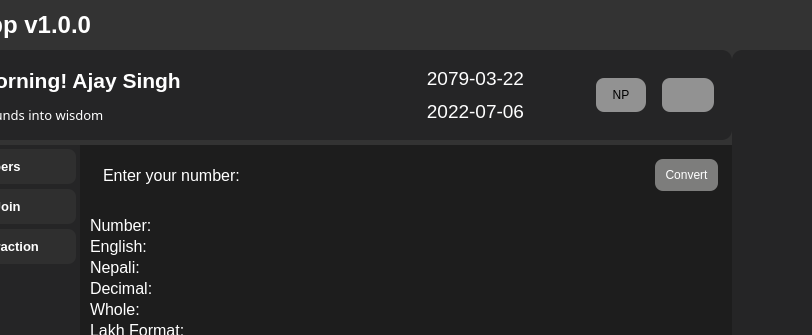
Above: assets/UI/Interface.ui from mentormaya/Maya-Utility-App before the change; both pictures show x 193 to 1005 and y 0 to 335 of the 1100 by 700 pixel window. Below: the same form after it.
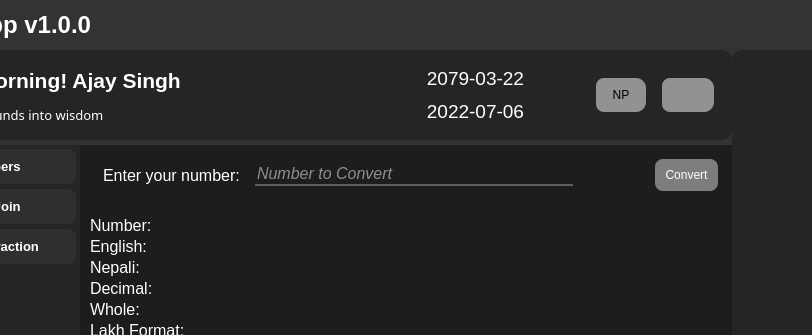
That is the form after the change. The open tabs and pages were chosen to show the change. Icons and pictures are not drawn. Custom widgets are drawn as their Qt base class.

Commit message: input border added

Diff of the .ui file:
```diff
--- a/assets/UI/Interface.ui
+++ b/assets/UI/Interface.ui
@@ -18,7 +18,10 @@
     <normaloff>../icon.ico</normaloff>../icon.ico</iconset>
   </property>
   <property name="styleSheet">
-   <string notr="true">background-color: rgba(255, 255, 255, 0);</string>
+   <string notr="true">QMainWindow{
+	background-color: rgba(255, 255, 255, 0);
+}
+</string>
   </property>
   <widget class="QWidget" name="centralwidget">
    <property name="styleSheet">
@@ -536,8 +539,28 @@
              </property>
              <item>
               <widget class="QStackedWidget" name="main_content_pages">
+               <property name="font">
+                <font>
+                 <italic>false</italic>
+                </font>
+               </property>
+               <property name="styleSheet">
+                <string notr="true">
+QLineEdit{
+	border: none;
+	border-Bottom: 2px solid #5e5e5e;
+}
+
+QLineEdit:hover{
+	border-Bottom: 2px solid #7e7e7e;
+}
+
+QLineEdit:focus{
+	border-Bottom: 2px solid #7e7e7e;
+}</string>
+               </property>
                <property name="currentIndex">
-                <number>3</number>
+                <number>1</number>
                </property>
                <widget class="QWidget" name="dashboard">
                 <layout class="QVBoxLayout" name="verticalLayout_8">
@@ -600,7 +623,11 @@
                     </size>
                    </property>
                    <property name="styleSheet">
-                    <string notr="true">padding: 5px;</string>
+                    <string notr="true">QFrame{
+	padding: 5px;
+}
+
+</string>
                    </property>
                    <property name="frameShape">
                     <enum>QFrame::StyledPanel</enum>
@@ -628,6 +655,7 @@
                        <font>
                         <family>Helvetica</family>
                         <pointsize>12</pointsize>
+                        <italic>true</italic>
                        </font>
                       </property>
                       <property name="autoFillBackground">
@@ -636,11 +664,14 @@
                       <property name="styleSheet">
                        <string notr="true"/>
                       </property>
+                      <property name="inputMask">
+                       <string/>
+                      </property>
                       <property name="text">
                        <string/>
                       </property>
                       <property name="placeholderText">
-                       <string notr="true"/>
+                       <string notr="true">Number to Convert</string>
                       </property>
                       <property name="clearButtonEnabled">
                        <bool>false</bool>
@@ -702,6 +733,11 @@
                  </item>
                  <item alignment="Qt::AlignTop">
                   <widget class="QFrame" name="output_number">
+                   <property name="styleSheet">
+                    <string notr="true">QLineEdit{
+	border:none;
+}</string>
+                   </property>
                    <property name="frameShape">
                     <enum>QFrame::StyledPanel</enum>
                    </property>
```
The commit also changes 2 other files.
